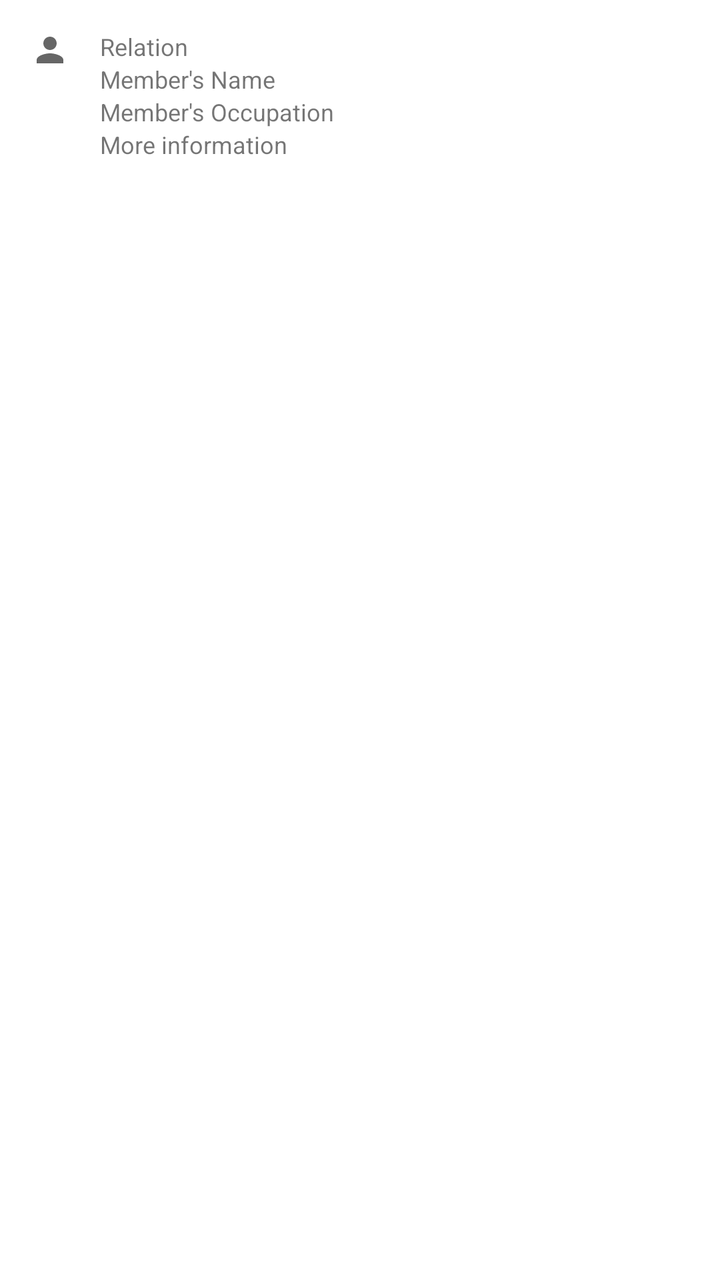
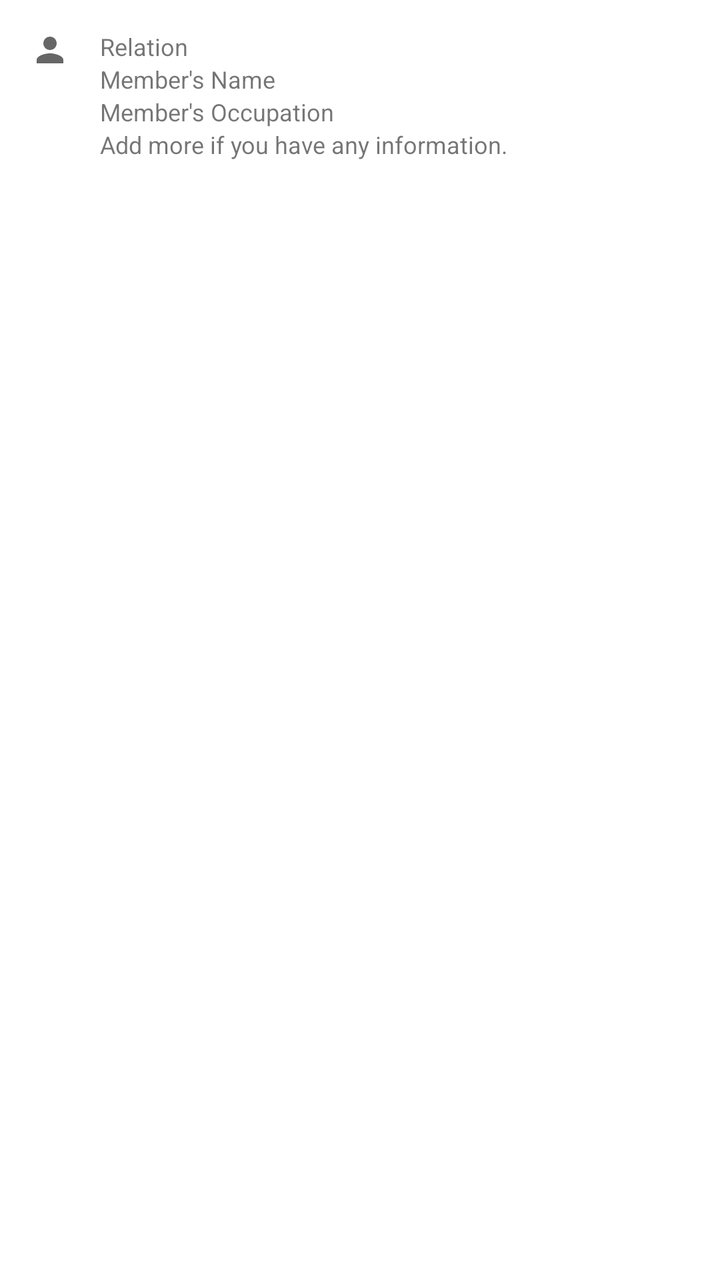

Screens rendered from an Android XML layout before and after an edit, with the pre-edit source and the edit as a unified diff.
<!-- AndroidManifest.xml: application theme AppTheme -->
<!-- res/layout/item_family.xml -->
<?xml version="1.0" encoding="utf-8"?>
<LinearLayout xmlns:android="http://schemas.android.com/apk/res/android"
    android:padding="15dp"
    android:orientation="horizontal"
    android:layout_marginBottom="5dp"
    android:background="@color/colorWhite"
    android:layout_width="match_parent"
    android:layout_height="wrap_content">

    <ImageView
        android:src="@drawable/ic_baseline_person_24"
        android:layout_marginEnd="15dp"
        android:layout_width="20dp"
        android:layout_height="20dp"/>
    <LinearLayout
        android:orientation="vertical"
        android:layout_width="match_parent"
        android:layout_height="wrap_content">
        <TextView
            android:id="@+id/item_relation"
            android:text="Relation"
            android:textSize="12sp"
            android:layout_width="wrap_content"
            android:layout_height="wrap_content"/>
        <TextView
            android:id="@+id/item_name"
            android:text="Member's Name"
            android:textSize="12sp"
            android:layout_width="wrap_content"
            android:layout_height="wrap_content"/>
        <TextView
            android:id="@+id/item_occupation"
            android:text="Member's Occupation"
            android:textSize="12sp"
            android:layout_width="wrap_content"
            android:layout_height="wrap_content"/>
        <TextView
            android:id="@+id/item_details"
            android:text="More information"
            android:textSize="12sp"
            android:layout_width="wrap_content"
            android:layout_height="wrap_content"/>
    </LinearLayout>

</LinearLayout>
<!-- resources referenced by this layout -->
<resources>
  <color name="colorWhite">#FFFFFF</color>
  <!-- drawable ic_baseline_person_24 (drawable) -->
  <vector xmlns:android="http://schemas.android.com/apk/res/android"
      android:width="24dp"
      android:height="24dp"
      android:viewportWidth="24"
      android:viewportHeight="24"
      android:tint="?attr/colorControlNormal">
    <path
        android:fillColor="@android:color/white"
        android:pathData="M12,12c2.21,0 4,-1.79 4,-4s-1.79,-4 -4,-4 -4,1.79 -4,4 1.79,4 4,4zM12,14c-2.67,0 -8,1.34 -8,4v2h16v-2c0,-2.66 -5.33,-4 -8,-4z"/>
  </vector>
  <style name="AppTheme" parent="Theme.MaterialComponents.DayNight.NoActionBar">
          
          <item name="colorPrimary">@color/colorPrimary</item>
          <item name="colorPrimaryDark">@color/colorPrimaryDark</item>
          <item name="colorAccent">@color/colorAccent</item>
      </style>
  <color name="colorPrimary">#B01030</color>
  <color name="colorPrimaryDark">#530918</color>
  <color name="colorAccent">#450D18</color>
</resources>

<!-- the commit's change to res/layout/item_family.xml (unified diff, before → after) -->
@@ -36,7 +36,7 @@
             android:layout_height="wrap_content"/>
         <TextView
             android:id="@+id/item_details"
-            android:text="More information"
+            android:text="Add more if you have any information."
             android:textSize="12sp"
             android:layout_width="wrap_content"
             android:layout_height="wrap_content"/>
